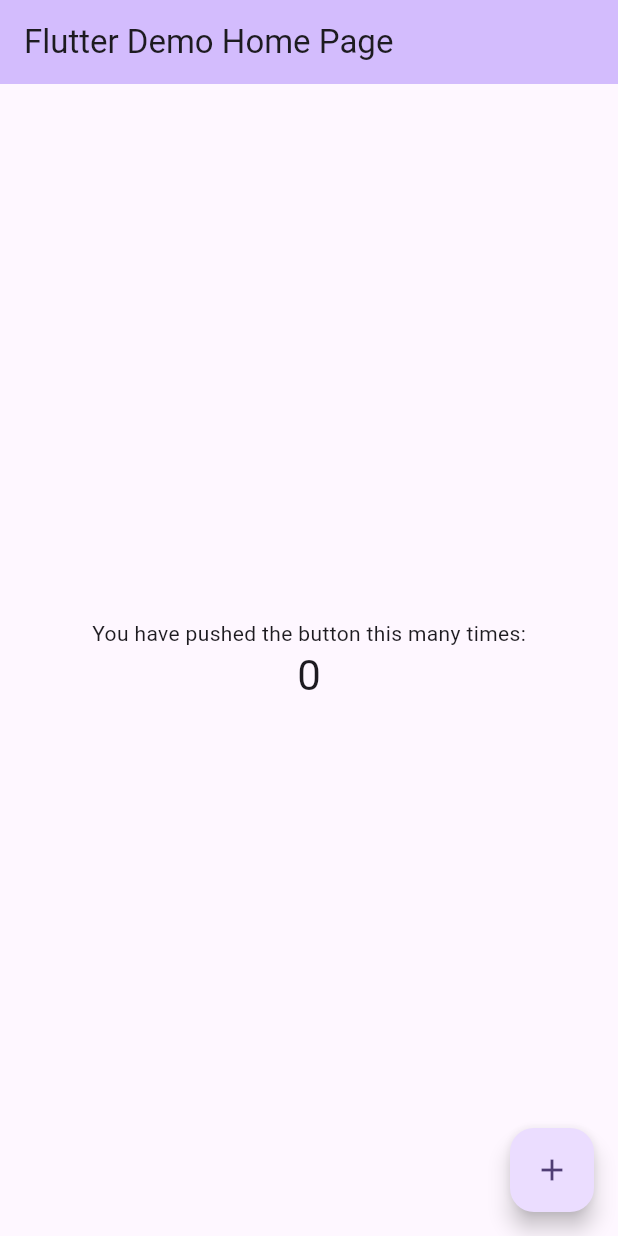
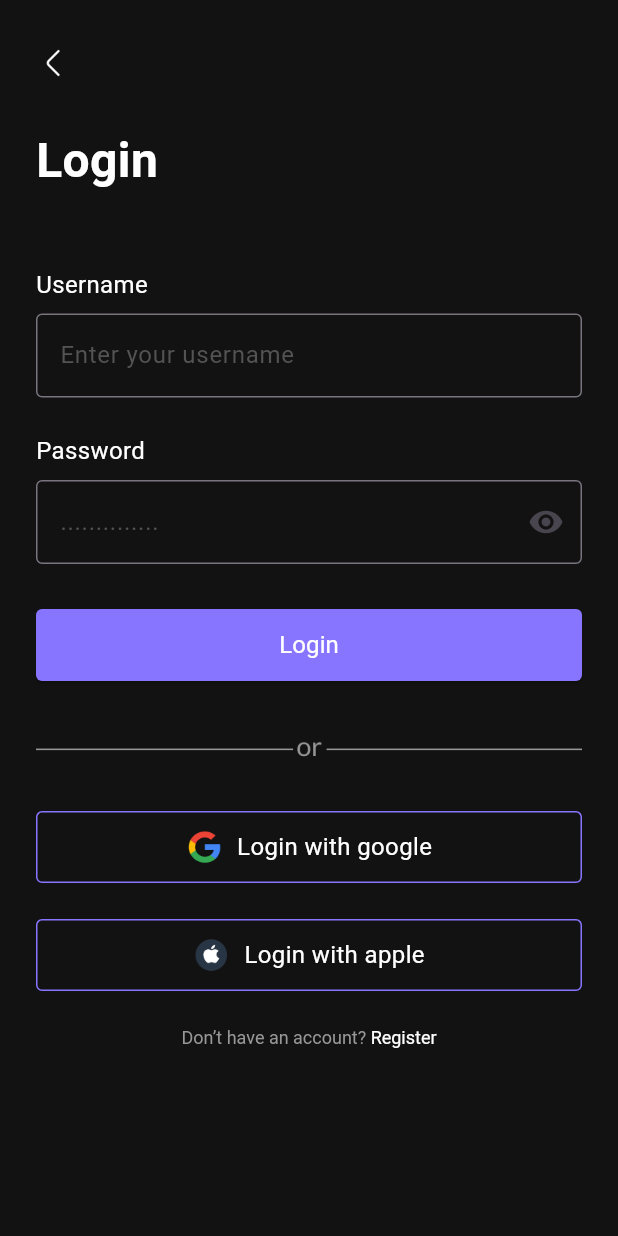
Before and after one commit to RezaGustian29/todolist, a Flutter app: the screen it shows after launch, on a phone screen of 412 x 824 dp. Run offline on Flutter 3.47's test engine with Material 3 defaults, Android fonts, the phone set to English and light mode, and no system bars.

Commit message:
wip-reza-login-view

```diff
--- /dev/null
+++ b/lib/config/theme.dart
@@ -0,0 +1,19 @@
+import 'package:flutter/material.dart';
+
+double defaultMargin = 24;
+double defaultRadius = 4;
+
+Color primaryColor = const Color(0xff121212);
+Color secondaryColor = const Color(0xff979797);
+Color hintTextColor = const Color(0xff535353);
+Color primaryTextColor = const Color(0xffFFFFFF);
+Color purpleTextColor = const Color(0xff8875FF);
+
+TextStyle primaryTextStyle = TextStyle(color: primaryTextColor);
+TextStyle subtitleTextStyle = TextStyle(color: hintTextColor);
+
+FontWeight light = FontWeight.w300;
+FontWeight regular = FontWeight.w400;
+FontWeight medium = FontWeight.w500;
+FontWeight semiBold = FontWeight.w600;
+FontWeight bold = FontWeight.w700;
--- a/lib/main.dart
+++ b/lib/main.dart
@@ -1,4 +1,57 @@
 import 'package:flutter/material.dart';
+import 'package:todolist/view/auth/login_view.dart';
+import 'package:todolist/view/splash/splash_view.dart';
+
+void main() {
+  runApp(const MyApp());
+}
+
+class MyApp extends StatelessWidget {
+  const MyApp({super.key});
+
+  @override
+  Widget build(BuildContext context) {
+    return MaterialApp(
+      title: 'Flutter Demo',
+      theme: ThemeData(
+        useMaterial3: true,
+      ),
+      routes: {
+        //'/': (context) => const SplashView(),
+        '/': (context) => const LoginView(),
+      },
+    );
+  }
+}
+
+
+
+/* import 'package:flutter/material.dart';
+import 'package:todolist/view/auth/login_view.dart';
+
+class MyApp extends StatelessWidget {
+  const MyApp({super.key});
+
+  void main() {
+    runApp(const MyApp());
+  }
+
+  @override
+  Widget build(BuildContext context) {
+    return MaterialApp(
+      theme: ThemeData(
+        fontFamily: 'Lato',
+        useMaterial3: true,
+      ),
+      routes: {
+        '/': (context) => const LoginView(),
+        '/login': (context) => const LoginView(),
+      },
+    );
+  }
+} */
+
+/* import 'package:flutter/material.dart';
 
 void main() {
   runApp(const MyApp());
@@ -123,3 +176,4 @@ class _MyHomePageState extends State<MyHomePage> {
     );
   }
 }
+ */
--- /dev/null
+++ b/lib/view/auth/login_view.dart
@@ -0,0 +1,262 @@
+import 'package:flutter/gestures.dart';
+import 'package:flutter/material.dart';
+import 'package:todolist/config/theme.dart';
+
+class LoginView extends StatefulWidget {
+  const LoginView({super.key});
+
+  @override
+  State<LoginView> createState() => _LoginViewState();
+}
+
+class _LoginViewState extends State<LoginView> {
+  bool isVisible = true;
+  @override
+  Widget build(BuildContext context) {
+    Widget backButton() {
+      return GestureDetector(
+        onTap: () {},
+        child: Row(
+          children: [
+            Image.asset(
+              'assets/icons/icons_back.png',
+              width: 24,
+            )
+          ],
+        ),
+      );
+    }
+
+    Widget form() {
+      return Column(
+        crossAxisAlignment: CrossAxisAlignment.start,
+        children: [
+          Text(
+            'Login',
+            style: primaryTextStyle.copyWith(
+              fontSize: 32,
+              fontWeight: bold,
+            ),
+          ),
+          SizedBox(
+            height: defaultMargin * 2,
+          ),
+          Text(
+            'Username',
+            style: primaryTextStyle.copyWith(
+              fontSize: 16,
+              fontWeight: regular,
+            ),
+          ),
+          const SizedBox(
+            height: 8,
+          ),
+          TextFormField(
+            style: primaryTextStyle.copyWith(fontSize: 16, fontWeight: regular),
+            decoration: InputDecoration(
+              border: OutlineInputBorder(
+                borderRadius: BorderRadius.circular(defaultRadius),
+              ),
+              focusedBorder: OutlineInputBorder(
+                borderSide: BorderSide(color: secondaryColor),
+              ),
+              hintText: 'Enter your username',
+              hintStyle: subtitleTextStyle.copyWith(
+                fontSize: 16,
+                fontWeight: regular,
+              ),
+            ),
+          ),
+          SizedBox(
+            height: defaultMargin,
+          ),
+          Text(
+            'Password',
+            style: primaryTextStyle.copyWith(
+              fontSize: 16,
+              fontWeight: regular,
+            ),
+          ),
+          const SizedBox(
+            height: 8,
+          ),
+          TextFormField(
+            obscureText: isVisible,
+            style: primaryTextStyle.copyWith(fontSize: 16, fontWeight: regular),
+            decoration: InputDecoration(
+              suffixIcon: IconButton(
+                onPressed: () {
+                  setState(() {
+                    isVisible = !isVisible;
+                  });
+                },
+                icon: Icon(
+                  isVisible ? Icons.visibility : Icons.visibility_off,
+                ),
+              ),
+              border: OutlineInputBorder(
+                borderRadius: BorderRadius.circular(defaultRadius),
+              ),
+              focusedBorder: OutlineInputBorder(
+                borderSide: BorderSide(color: secondaryColor),
+              ),
+              hintText: '..............',
+              hintStyle: subtitleTextStyle.copyWith(
+                fontSize: 16,
+                fontWeight: regular,
+              ),
+            ),
+          ),
+        ],
+      );
+    }
+
+    Widget divider() {
+      return Image.asset(
+        'assets/images/images_divider.png',
+      );
+    }
+
+    Widget loginButton() {
+      return SizedBox(
+        width: MediaQuery.of(context).size.width,
+        height: 48,
+        child: ElevatedButton(
+          style: ElevatedButton.styleFrom(
+            padding: const EdgeInsets.symmetric(vertical: 12),
+            shape: RoundedRectangleBorder(
+              side: BorderSide.none,
+              borderRadius: BorderRadius.circular(defaultRadius),
+            ),
+            backgroundColor: purpleTextColor,
+          ),
+          onPressed: () {},
+          child: Text(
+            'Login',
+            style: primaryTextStyle.copyWith(fontSize: 16, fontWeight: regular),
+          ),
+        ),
+      );
+    }
+
+    Widget optionButton() {
+      return Column(
+        children: [
+          GestureDetector(
+            onTap: () {},
+            child: SizedBox(
+              width: MediaQuery.of(context).size.width,
+              height: 48,
+              child: Container(
+                decoration: BoxDecoration(
+                  border: Border.all(color: purpleTextColor),
+                  borderRadius: BorderRadius.circular(defaultRadius),
+                ),
+                child: Row(
+                  mainAxisAlignment: MainAxisAlignment.center,
+                  children: [
+                    Image.asset(
+                      'assets/images/images_google.png',
+                      width: 24,
+                    ),
+                    const SizedBox(width: 10),
+                    Text(
+                      'Login with google',
+                      style: primaryTextStyle.copyWith(
+                        fontSize: 16,
+                        fontWeight: regular,
+                      ),
+                    ),
+                  ],
+                ),
+              ),
+            ),
+          ),
+          SizedBox(
+            height: defaultMargin,
+          ),
+          GestureDetector(
+            onTap: () {},
+            child: SizedBox(
+              width: MediaQuery.of(context).size.width,
+              height: 48,
+              child: Container(
+                decoration: BoxDecoration(
+                  border: Border.all(color: purpleTextColor),
+                  borderRadius: BorderRadius.circular(defaultRadius),
+                ),
+                child: Row(
+                  mainAxisAlignment: MainAxisAlignment.center,
+                  children: [
+                    Image.asset(
+                      'assets/images/images_apple.png',
+                      width: 24,
+                    ),
+                    const SizedBox(width: 10),
+                    Text(
+                      'Login with apple',
+                      style: primaryTextStyle.copyWith(
+                        fontSize: 16,
+                        fontWeight: regular,
+                      ),
+                    ),
+                  ],
+                ),
+              ),
+            ),
+          ),
+          SizedBox(
+            height: defaultMargin,
+          ),
+          RichText(
+            text: TextSpan(
+              children: [
+                TextSpan(
+                  text: 'Don’t have an account? ',
+                  style: primaryTextStyle.copyWith(
+                    fontSize: 12,
+                    fontWeight: regular,
+                    color: secondaryColor,
+                  ),
+                ),
+                TextSpan(
+                  text: 'Register',
+                  style: primaryTextStyle.copyWith(
+                    fontSize: 12,
+                    fontWeight: regular,
+                  ),
+                  recognizer: TapGestureRecognizer()..onTap = () {},
+                ),
+              ],
+            ),
+          ),
+        ],
+      );
+    }
+
+    return Scaffold(
+      backgroundColor: primaryColor,
+      body: SafeArea(
+        child: SingleChildScrollView(
+          child: Padding(
+            padding: EdgeInsets.symmetric(horizontal: defaultMargin),
+            child: Column(
+              children: [
+                const SizedBox(height: 30),
+                backButton(),
+                const SizedBox(height: 30),
+                form(),
+                const SizedBox(height: 30),
+                loginButton(),
+                const SizedBox(height: 30),
+                divider(),
+                const SizedBox(height: 30),
+                optionButton(),
+              ],
+            ),
+          ),
+        ),
+      ),
+    );
+  }
+}
--- /dev/null
+++ b/lib/view/splash/splash_view.dart
@@ -0,0 +1,10 @@
+import 'package:flutter/material.dart';
+
+class SplashView extends StatelessWidget {
+  const SplashView({super.key});
+
+  @override
+  Widget build(BuildContext context) {
+    return const Placeholder();
+  }
+}
--- a/pubspec.yaml
+++ b/pubspec.yaml
@@ -59,9 +59,9 @@ flutter:
   uses-material-design: true
 
   # To add assets to your application, add an assets section, like this:
-  # assets:
-  #   - images/a_dot_burr.jpeg
-  #   - images/a_dot_ham.jpeg
+  assets:
+    - assets/icons/
+    - assets/images/
 
   # An image asset can refer to one or more resolution-specific "variants", see
   # https://flutter.dev/to/resolution-aware-images
```
Also changed, not shown: assets/images/images_divider.png (added).
